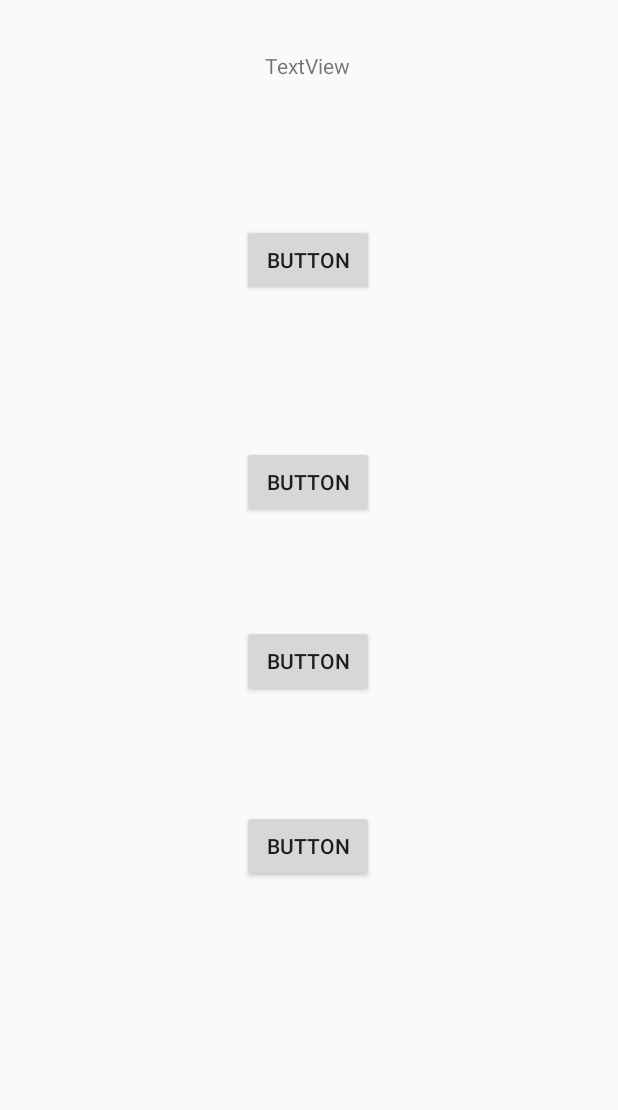
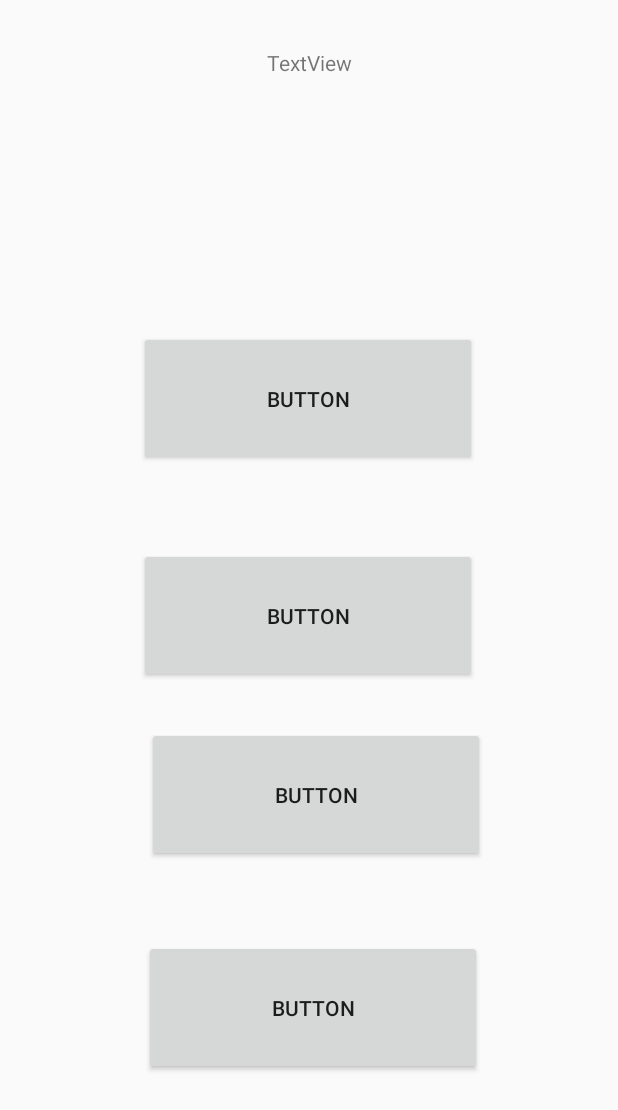
Before and after one commit to Prydain/QuizPrototype, an Android app: the layout start.xml on its own in the app's theme, with its tools: preview values and no code run, on a phone screen of 412 x 824 dp. Shown: the top 1110 px of the screen. Run offline under Robolectric (Android 15) with nearby library versions, the phone set to English and light mode, and no system bars.

```diff
--- a/app/src/main/res/layout/activity_main.xml
+++ b/app/src/main/res/layout/activity_main.xml
@@ -11,7 +11,7 @@
     <TextView
         android:id="@+id/textView"
         android:layout_width="350dp"
-        android:layout_height="70dp"
+        android:layout_height="50dp"
         android:layout_marginStart="8dp"
         android:layout_marginLeft="8dp"
         android:layout_marginTop="24dp"
@@ -118,10 +118,10 @@
         android:onClick="getAPIData"
         app:layout_constraintBottom_toBottomOf="parent"
         app:layout_constraintEnd_toEndOf="parent"
-        app:layout_constraintHorizontal_bias="1.0"
+        app:layout_constraintHorizontal_bias="0.0"
         app:layout_constraintStart_toStartOf="parent"
         app:layout_constraintTop_toTopOf="parent"
-        app:layout_constraintVertical_bias="0.93"
+        app:layout_constraintVertical_bias="0.966"
         app:srcCompat="@android:drawable/ic_menu_send" />
 
 </androidx.constraintlayout.widget.ConstraintLayout>
--- a/app/src/main/res/layout/start.xml
+++ b/app/src/main/res/layout/start.xml
@@ -7,8 +7,8 @@
 
     <Button
         android:id="@+id/answerOne"
-        android:layout_width="wrap_content"
-        android:layout_height="wrap_content"
+        android:layout_width="225dp"
+        android:layout_height="90dp"
         android:layout_marginTop="15dp"
         android:text="Button"
         app:layout_constraintBottom_toBottomOf="parent"
@@ -16,56 +16,59 @@
         app:layout_constraintHorizontal_bias="0.498"
         app:layout_constraintStart_toStartOf="parent"
         app:layout_constraintTop_toTopOf="parent"
-        app:layout_constraintVertical_bias="0.176" />
+        app:layout_constraintVertical_bias="0.286" />
 
     <Button
         android:id="@+id/answerTwo"
-        android:layout_width="wrap_content"
-        android:layout_height="wrap_content"
+        android:layout_width="225dp"
+        android:layout_height="90dp"
         android:text="Button"
         app:layout_constraintBottom_toBottomOf="parent"
         app:layout_constraintEnd_toEndOf="parent"
         app:layout_constraintHorizontal_bias="0.498"
         app:layout_constraintStart_toStartOf="parent"
         app:layout_constraintTop_toBottomOf="@+id/answerOne"
-        app:layout_constraintVertical_bias="0.173" />
+        app:layout_constraintVertical_bias="0.129" />
 
     <Button
         android:id="@+id/answerThree"
-        android:layout_width="wrap_content"
-        android:layout_height="wrap_content"
+        android:layout_width="225dp"
+        android:layout_height="90dp"
         android:layout_marginTop="16dp"
         android:text="Button"
         app:layout_constraintBottom_toBottomOf="parent"
         app:layout_constraintEnd_toEndOf="parent"
-        app:layout_constraintHorizontal_bias="0.498"
+        app:layout_constraintHorizontal_bias="0.525"
         app:layout_constraintStart_toStartOf="parent"
         app:layout_constraintTop_toBottomOf="@+id/answerTwo"
-        app:layout_constraintVertical_bias="0.133" />
+        app:layout_constraintVertical_bias="0.052" />
 
     <Button
         android:id="@+id/answerFour"
-        android:layout_width="wrap_content"
-        android:layout_height="wrap_content"
+        android:layout_width="225dp"
+        android:layout_height="90dp"
         android:text="Button"
         app:layout_constraintBottom_toBottomOf="parent"
         app:layout_constraintEnd_toEndOf="parent"
-        app:layout_constraintHorizontal_bias="0.498"
+        app:layout_constraintHorizontal_bias="0.515"
         app:layout_constraintStart_toStartOf="parent"
         app:layout_constraintTop_toBottomOf="@+id/answerThree"
-        app:layout_constraintVertical_bias="0.241" />
+        app:layout_constraintVertical_bias="0.327" />
 
     <TextView
         android:id="@+id/questionText"
-        android:layout_width="wrap_content"
-        android:layout_height="wrap_content"
+        android:layout_width="327dp"
+        android:layout_height="107dp"
         android:layout_marginStart="175dp"
         android:layout_marginLeft="175dp"
-        android:layout_marginTop="34dp"
+        android:layout_marginTop="32dp"
         android:layout_marginEnd="177dp"
         android:layout_marginRight="177dp"
         android:text="TextView"
+        android:gravity="center_horizontal"
+        android:textAlignment="center"
         app:layout_constraintEnd_toEndOf="parent"
+        app:layout_constraintHorizontal_bias="0.496"
         app:layout_constraintStart_toStartOf="parent"
         app:layout_constraintTop_toTopOf="parent" />
 </androidx.constraintlayout.widget.ConstraintLayout>
```
